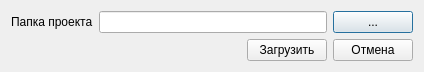
The window that framesettingswindow.ui (Gorbykov/InterfaceTester) describes before a commit, drawn with Qt 5.
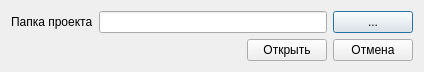
The same window after the commit.

Diff of the .ui file:
```diff
--- a/framesettingswindow.ui
+++ b/framesettingswindow.ui
@@ -52,7 +52,7 @@
      <item>
       <widget class="QPushButton" name="saveButton">
        <property name="text">
-        <string>Загрузить</string>
+        <string>Открыть</string>
        </property>
       </widget>
      </item>
```
